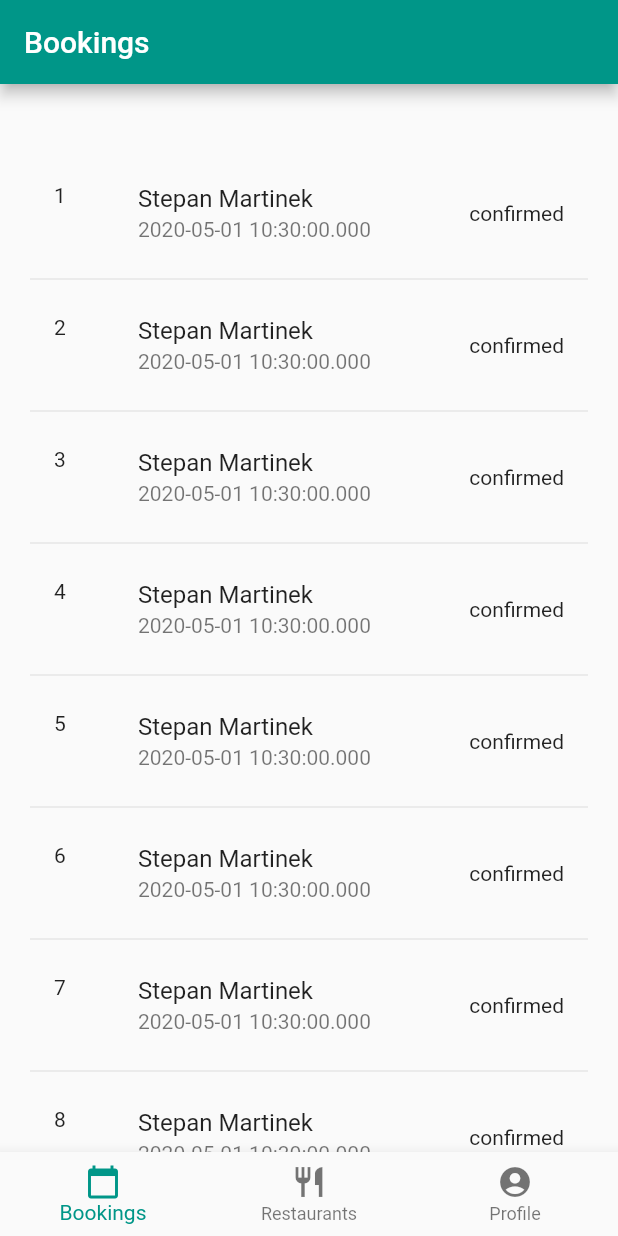
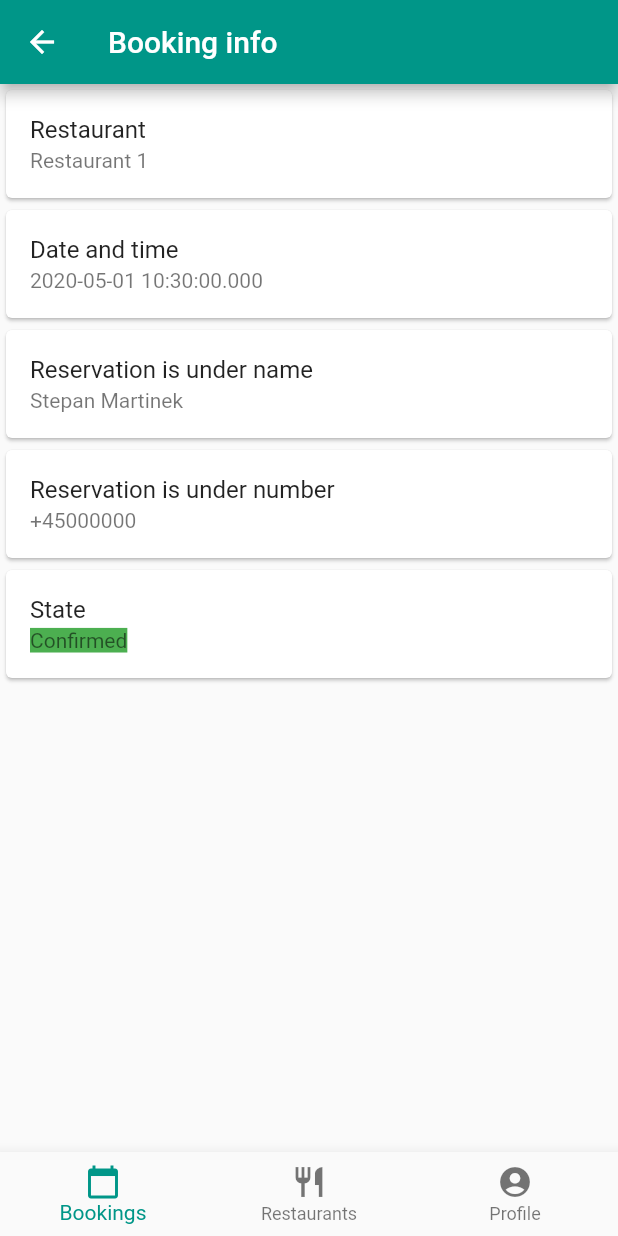
Before and after one commit to Kioshi/thesis, a Flutter app: the screen it shows after launch, after a tap on an icon or button, on a phone screen of 412 x 824 dp. Run offline on Flutter 3.47's test engine with Material 2 defaults, Android fonts, the phone set to English and light mode, and no system bars; our stand-ins replace flutter_offline, localstorage; generated files the repository leaves out were written again; network calls fail.

Commit message:
Booking screen

```diff
--- a/lib/models/Booking.dart
+++ b/lib/models/Booking.dart
@@ -20,6 +20,7 @@ class Booking {
   final int discount;
   final String name;
   final String phoneNr;
+  final String restaurantName;
 
   final BookingState state;
 
@@ -32,9 +33,8 @@ class Booking {
       this.discount,
       this.name,
       this.phoneNr,
-      this.state
-      //this.restaurant
-      });
+      this.state,
+      this.restaurantName});
 
   factory Booking.fromJson(Map<String, dynamic> json) =>
       _$BookingFromJson(json);
--- a/lib/repositories/DineEasyRepository.dart
+++ b/lib/repositories/DineEasyRepository.dart
@@ -173,7 +173,8 @@ class DineEasyRepository extends BaseRepository {
             name: "Stepan Martinek",
             nrOfPeople: 2,
             phoneNr: "+45000000",
-            state: BookingState.confirmed));
+            state: BookingState.confirmed,
+            restaurantName: "Restaurant $i"));
       }
       return bookings;
     });
--- /dev/null
+++ b/lib/screens/DEBookingScreen.dart
@@ -0,0 +1,66 @@
+import 'package:flutter/material.dart';
+import 'package:thesis/models/Booking.dart';
+import 'package:thesis/widgets/BookingStateWidget.dart';
+import 'package:thesis/widgets/DEBottomNavigationBar.dart';
+
+class DEBookingScreen extends StatefulWidget {
+  DEBookingScreen(this.booking, {Key key}) : super(key: key);
+
+  Booking booking;
+
+  @override
+  _DEBookingScreenState createState() => _DEBookingScreenState(booking);
+}
+
+class BoolWrapper {
+  bool value;
+  BoolWrapper(this.value);
+}
+
+class _DEBookingScreenState extends State<DEBookingScreen> {
+  Booking booking;
+
+  _DEBookingScreenState(this.booking);
+
+  BoolWrapper showPopUp = BoolWrapper(false);
+
+  @override
+  Widget build(BuildContext context) {
+    return Scaffold(
+        appBar: AppBar(
+          title: Text("Booking info"),
+        ),
+        bottomNavigationBar: DEBottomNavigationBar(0, backOnSameIndex: true),
+        body: SingleChildScrollView(
+          child: Column(
+            mainAxisSize: MainAxisSize.min,
+            children: <Widget>[
+              Card(
+                child: ListTile(
+                    title: Text('Restaurant'),
+                    subtitle: Text(booking.restaurantName)),
+              ),
+              Card(
+                child: ListTile(
+                    title: Text('Date and time'),
+                    subtitle: Text(booking.date.toString())),
+              ),
+              Card(
+                child: ListTile(
+                    title: Text('Reservation is under name'),
+                    subtitle: Text(booking.name)),
+              ),
+              Card(
+                child: ListTile(
+                    title: Text('Reservation is under number'),
+                    subtitle: Text(booking.phoneNr)),
+              ),
+              Card(
+                  child: ListTile(
+                      title: Text('State'),
+                      subtitle: BookingStateWidget(booking.state))),
+            ],
+          ),
+        ));
+  }
+}
--- a/lib/screens/DEBookingsScreen.dart
+++ b/lib/screens/DEBookingsScreen.dart
@@ -3,7 +3,10 @@ import 'package:flutter_offline/flutter_offline.dart';
 import 'package:localstorage/localstorage.dart';
 import 'package:thesis/models/Booking.dart';
 import 'package:thesis/repositories/DineEasyRepository.dart';
+import 'package:thesis/widgets/BookingStateWidget.dart';
 import 'package:thesis/widgets/DEBottomNavigationBar.dart';
+
+import 'DEBookingScreen.dart';
 
 class DEBookingsScreen extends StatefulWidget {
   @override
@@ -69,16 +72,15 @@ class DEBookingsState extends State<StatefulWidget> {
           itemBuilder: (context, i) {
             final booking = data[i];
             return ListTile(
-              trailing: Text(booking.state.toString().substring(13)),
-              title: Text(booking.name),
+              leading: Text(booking.id.toString()),
+              title: Text(booking.restaurantName),
               subtitle: Text(booking.date.toString()),
-              leading: Text(booking.id.toString()),
+              trailing: BookingStateWidget(booking.state),
               onTap: () {
-                /*Navigator.push(
-                              context,
-                              MaterialPageRoute(
-                                  builder: (context) =>
-                                      DEBookingScreen(booking)));*/
+                Navigator.push(
+                    context,
+                    MaterialPageRoute(
+                        builder: (context) => DEBookingScreen(booking)));
               },
             );
           },
--- /dev/null
+++ b/lib/widgets/BookingStateWidget.dart
@@ -0,0 +1,39 @@
+import 'package:flutter/material.dart';
+import 'package:thesis/models/Booking.dart';
+
+class BookingStateWidget extends StatelessWidget {
+  BookingState _state;
+
+  BookingStateWidget(this._state);
+
+  @override
+  Widget build(BuildContext context) {
+    String text = _state.toString();
+    Color color = Colors.blue;
+
+    switch (_state) {
+      case BookingState.confirmed:
+        text = "Confirmed";
+        color = Colors.green;
+        break;
+      case BookingState.no_show:
+        text = "No-Show";
+        color = Colors.red;
+        break;
+      case BookingState.requested:
+        text = "Requested";
+        color = Colors.blue;
+        break;
+      case BookingState.canceled_by_restaurant:
+      case BookingState.canceled_by_user:
+        color = Colors.grey;
+        text = "Cancelled";
+        break;
+    }
+
+    return Text(
+      text,
+      style: TextStyle(backgroundColor: color),
+    );
+  }
+}
--- a/lib/widgets/DEBottomNavigationBar.dart
+++ b/lib/widgets/DEBottomNavigationBar.dart
@@ -3,16 +3,21 @@ import 'package:flutter/material.dart';
 
 class DEBottomNavigationBar extends StatelessWidget {
   int _currentIndex;
+  bool backOnSameIndex;
 
-  DEBottomNavigationBar(this._currentIndex);
+  DEBottomNavigationBar(this._currentIndex, {this.backOnSameIndex = false});
 
   @override
   Widget build(BuildContext context) {
     return BottomNavigationBar(
       currentIndex: _currentIndex,
       onTap: (index) {
-        if (index == _currentIndex) return;
-        print("New page $index");
+        if (index == _currentIndex) {
+          if (backOnSameIndex) {
+            Navigator.pop(context);
+          }
+          return;
+        }
         switch (index) {
           case 0:
             /*Navigator.push(
--- a/pubspec.yaml
+++ b/pubspec.yaml
@@ -39,7 +39,7 @@ dependencies:
 dev_dependencies:
   flutter_test:
     sdk: flutter
-  build_runner: ^1.8.1  # REQUIRED
+  build_runner: ^1.8.1
   json_serializable: ^3.3.0
 
 
```
Also changed, not shown: lib/models/Booking.g.dart (deleted).
